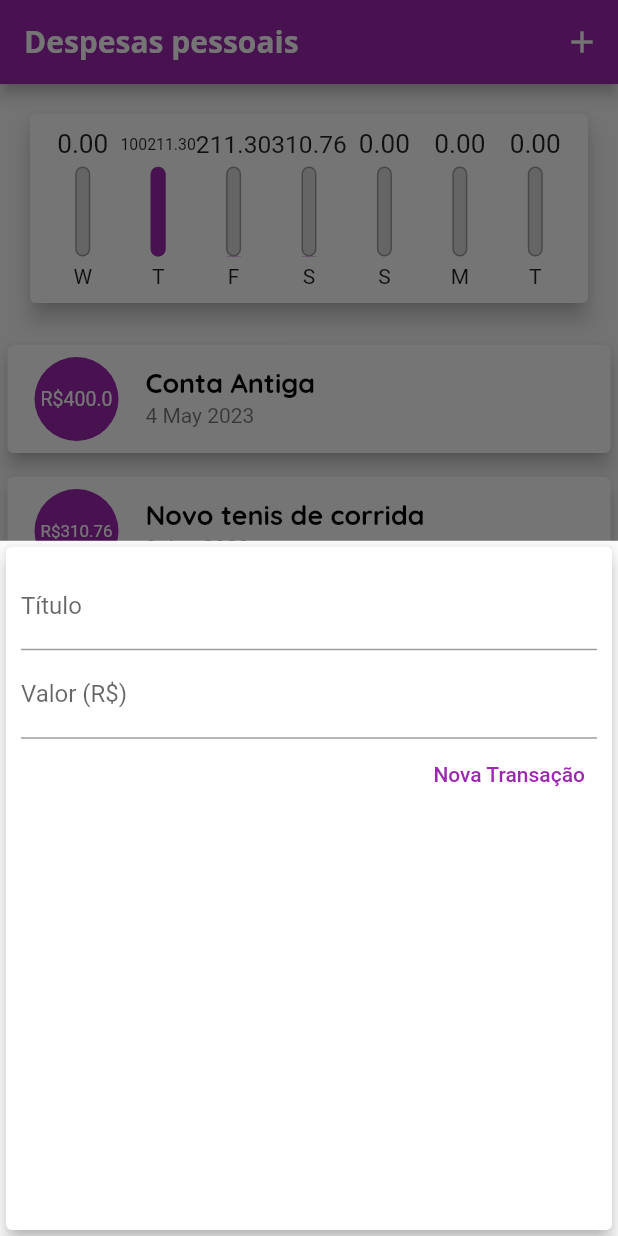
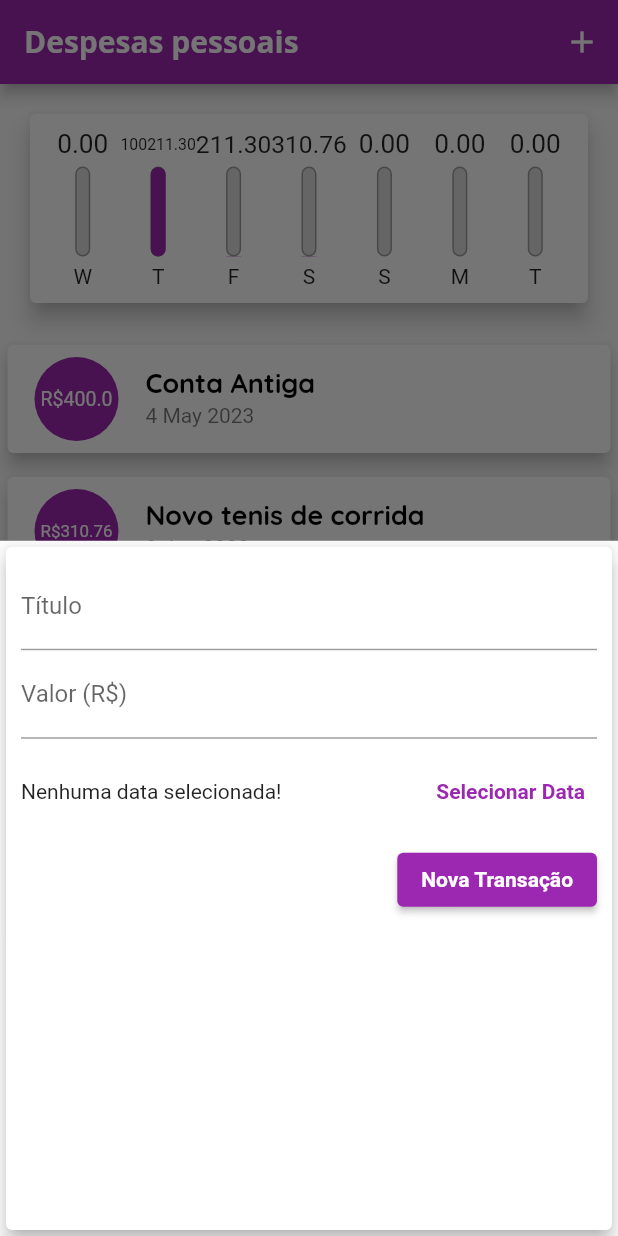
Before and after one commit to brandao-rafael/udemy-flutter, a Flutter app: the screen it shows after launch, after a tap on the "add" icon, on a phone screen of 412 x 824 dp. Run offline on Flutter 3.47's test engine with Material 2 defaults, Android fonts, the phone set to English and light mode, and no system bars.

Commit message:
feat: add datePicker

```diff
--- a/sessao-4-contruindo-app-real/expenses/lib/components/transaction_form.dart
+++ b/sessao-4-contruindo-app-real/expenses/lib/components/transaction_form.dart
@@ -1,4 +1,5 @@
 import 'package:flutter/material.dart';
+import 'package:intl/intl.dart';
 
 class TransactionForm extends StatefulWidget {
   final void Function(String, double) onSubmit;
@@ -10,19 +11,34 @@ class TransactionForm extends StatefulWidget {
 }
 
 class _TransactionFormState extends State<TransactionForm> {
-  final titleController = TextEditingController();
-
-  final valueController = TextEditingController();
+  final _titleController = TextEditingController();
+  final _valueController = TextEditingController();
+  Object  _selectedDate = false;
 
   _submitForm() {
-    final title = titleController.text;
-    final value = double.tryParse(valueController.text) ?? 0.0;
+    final title = _titleController.text;
+    final value = double.tryParse(_valueController.text) ?? 0.0;
 
     if (title.isEmpty || value <= 0) {
       return;
     }
 
     widget.onSubmit(title, value);
+  }
+
+  _showDatePicker() {
+    showDatePicker(
+            context: context,
+            initialDate: DateTime.now(),
+            firstDate: DateTime(2019),
+            lastDate: DateTime.now())
+        .then((pickedDate) {
+      if (pickedDate == null) return;
+      setState(() {
+        _selectedDate = pickedDate;
+
+      });
+    });
   }
 
   @override
@@ -34,25 +50,45 @@ class _TransactionFormState extends State<TransactionForm> {
         child: Column(
           children: [
             TextField(
-              controller: titleController,
+              controller: _titleController,
               onSubmitted: (_) => _submitForm(),
               decoration: const InputDecoration(labelText: 'Título'),
             ),
             TextField(
-              controller: valueController,
+              controller: _valueController,
               onSubmitted: (_) => _submitForm(),
               keyboardType:
                   const TextInputType.numberWithOptions(decimal: true),
               decoration: const InputDecoration(labelText: 'Valor (R\$)'),
             ),
+            SizedBox(
+              height: 70,
+              child: Row(
+                children: [
+                  Expanded(
+                    child: Text(
+                      _selectedDate == false
+                          ? 'Nenhuma data selecionada!'
+                          : 'Data Selecionada: ${DateFormat('dd/MM/yyyy').format(_selectedDate as DateTime)}',
+                    ),
+                  ),
+                  TextButton(
+                    onPressed: _showDatePicker,
+                    child: const Text(
+                      'Selecionar Data',
+                      style: TextStyle(
+                        fontWeight: FontWeight.bold,
+                      ),
+                    ),
+                  )
+                ],
+              ),
+            ),
             Row(
               mainAxisAlignment: MainAxisAlignment.end,
               children: [
-                TextButton(
+                ElevatedButton(
                   onPressed: _submitForm,
-                  style: ButtonStyle(
-                    foregroundColor: MaterialStateProperty.all(Theme.of(context).colorScheme.primary),
-                  ),
                   child: const Text('Nova Transação'),
                 ),
               ],
--- a/sessao-4-contruindo-app-real/expenses/lib/main.dart
+++ b/sessao-4-contruindo-app-real/expenses/lib/main.dart
@@ -26,6 +26,10 @@ class ExpensesApp extends StatelessWidget {
                 fontSize: 18,
                 fontWeight: FontWeight.bold,
                 color: Colors.black,
+              ),
+              labelLarge: const TextStyle(
+                color: Colors.white,
+                fontWeight: FontWeight.bold,
               )),
           appBarTheme: const AppBarTheme(
               titleTextStyle: TextStyle(
@@ -97,7 +101,8 @@ class _MyHomePageState extends State<MyHomePage> {
       context: context,
       builder: (_) {
         return TransactionForm(_addTransaction);
-        });
+      },
+    );
   }
 
   @override
```
Lines whose indentation alone changed are shown as unchanged.
